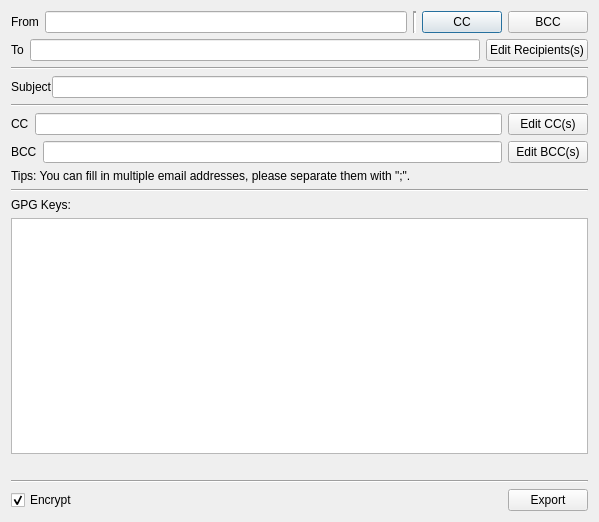
Above: src/m_email/EMailMetaDataDialog.ui from saturneric/GpgFrontend-Modules before the change. Below: the same form after it.
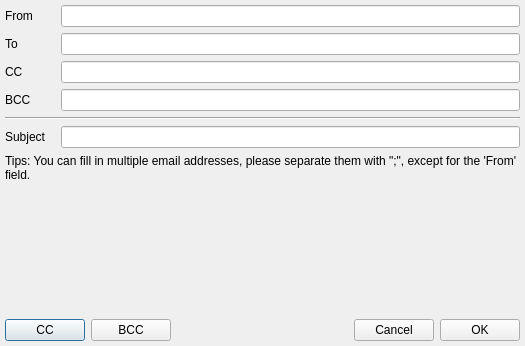
That is the form after the change.

Commit message: feat: support email encryption

```diff
--- a/src/m_email/EMailMetaDataDialog.ui
+++ b/src/m_email/EMailMetaDataDialog.ui
@@ -6,8 +6,8 @@
    <rect>
     <x>0</x>
     <y>0</y>
-    <width>599</width>
-    <height>522</height>
+    <width>525</width>
+    <height>346</height>
    </rect>
   </property>
   <property name="cursor">
@@ -26,28 +26,30 @@
    <bool>false</bool>
   </property>
   <layout class="QGridLayout" name="gridLayout">
-   <item row="0" column="0">
+   <property name="leftMargin">
+    <number>5</number>
+   </property>
+   <property name="topMargin">
+    <number>5</number>
+   </property>
+   <property name="rightMargin">
+    <number>5</number>
+   </property>
+   <property name="bottomMargin">
+    <number>5</number>
+   </property>
+   <item row="1" column="0">
     <layout class="QVBoxLayout" name="verticalLayout">
      <item>
-      <widget class="QWidget" name="horizontalWidget" native="true">
-       <layout class="QHBoxLayout" name="horizontalLayout">
-        <property name="spacing">
-         <number>6</number>
-        </property>
-        <property name="leftMargin">
-         <number>0</number>
-        </property>
-        <property name="topMargin">
-         <number>0</number>
-        </property>
-        <property name="rightMargin">
-         <number>0</number>
-        </property>
-        <property name="bottomMargin">
-         <number>0</number>
-        </property>
+      <layout class="QHBoxLayout" name="horizontalLayout_8">
         <item>
          <widget class="QLabel" name="senderLabel">
+         <property name="minimumSize">
+          <size>
+           <width>50</width>
+           <height>0</height>
+          </size>
+         </property>
           <property name="text">
            <string>From</string>
           </property>
@@ -59,65 +61,18 @@
         <item>
          <widget class="QLineEdit" name="fromEdit"/>
         </item>
-        <item>
-         <widget class="Line" name="line">
-          <property name="toolTipDuration">
-           <number>0</number>
-          </property>
-          <property name="autoFillBackground">
-           <bool>false</bool>
-          </property>
-          <property name="lineWidth">
-           <number>2</number>
-          </property>
-          <property name="orientation">
-           <enum>Qt::Orientation::Vertical</enum>
-          </property>
-         </widget>
-        </item>
-        <item>
-         <widget class="QPushButton" name="ccButton">
-          <property name="text">
-           <string>CC</string>
-          </property>
-          <property name="checkable">
-           <bool>true</bool>
-          </property>
-         </widget>
-        </item>
-        <item>
-         <widget class="QPushButton" name="bccButton">
-          <property name="text">
-           <string>BCC</string>
-          </property>
-          <property name="checkable">
-           <bool>true</bool>
-          </property>
-         </widget>
-        </item>
-       </layout>
-      </widget>
+      </layout>
      </item>
      <item>
-      <widget class="QWidget" name="horizontalWidget_4" native="true">
-       <layout class="QHBoxLayout" name="horizontalLayout_4">
-        <property name="spacing">
-         <number>6</number>
-        </property>
-        <property name="leftMargin">
-         <number>0</number>
-        </property>
-        <property name="topMargin">
-         <number>0</number>
-        </property>
-        <property name="rightMargin">
-         <number>0</number>
-        </property>
-        <property name="bottomMargin">
-         <number>0</number>
-        </property>
+      <layout class="QHBoxLayout" name="horizontalLayout_2">
         <item>
          <widget class="QLabel" name="recipientLabel">
+         <property name="minimumSize">
+          <size>
+           <width>50</width>
+           <height>0</height>
+          </size>
+         </property>
           <property name="text">
            <string>To</string>
           </property>
@@ -129,84 +84,18 @@
         <item>
          <widget class="QLineEdit" name="toEdit"/>
         </item>
-        <item>
-         <widget class="QPushButton" name="recipientsEditButton">
-          <property name="text">
-           <string>Edit Recipients(s)</string>
-          </property>
-         </widget>
-        </item>
-       </layout>
-      </widget>
+      </layout>
      </item>
      <item>
-      <widget class="Line" name="line_2">
-       <property name="orientation">
-        <enum>Qt::Orientation::Horizontal</enum>
-       </property>
-      </widget>
-     </item>
-     <item>
-      <widget class="QWidget" name="horizontalWidget_5" native="true">
-       <layout class="QHBoxLayout" name="horizontalLayout_6">
-        <property name="spacing">
-         <number>0</number>
-        </property>
-        <property name="leftMargin">
-         <number>0</number>
-        </property>
-        <property name="topMargin">
-         <number>0</number>
-        </property>
-        <property name="rightMargin">
-         <number>0</number>
-        </property>
-        <property name="bottomMargin">
-         <number>0</number>
-        </property>
-        <item>
-         <widget class="QLabel" name="subjectLabel">
-          <property name="text">
-           <string>Subject</string>
-          </property>
-          <property name="margin">
-           <number>5</number>
-          </property>
-         </widget>
-        </item>
-        <item>
-         <widget class="QLineEdit" name="subjectEdit"/>
-        </item>
-       </layout>
-      </widget>
-     </item>
-     <item>
-      <widget class="Line" name="line_4">
-       <property name="orientation">
-        <enum>Qt::Orientation::Horizontal</enum>
-       </property>
-      </widget>
-     </item>
-     <item>
-      <widget class="QWidget" name="ccInputWidget" native="true">
-       <layout class="QHBoxLayout" name="horizontalLayout_2">
-        <property name="spacing">
-         <number>6</number>
-        </property>
-        <property name="leftMargin">
-         <number>0</number>
-        </property>
-        <property name="topMargin">
-         <number>0</number>
-        </property>
-        <property name="rightMargin">
-         <number>0</number>
-        </property>
-        <property name="bottomMargin">
-         <number>0</number>
-        </property>
+      <layout class="QHBoxLayout" name="horizontalLayout_3">
         <item>
          <widget class="QLabel" name="ccLabel">
+         <property name="minimumSize">
+          <size>
+           <width>50</width>
+           <height>0</height>
+          </size>
+         </property>
           <property name="text">
            <string>CC</string>
           </property>
@@ -218,36 +107,18 @@
         <item>
          <widget class="QLineEdit" name="ccEdit"/>
         </item>
-        <item>
-         <widget class="QPushButton" name="ccEditButton">
-          <property name="text">
-           <string>Edit CC(s)</string>
-          </property>
-         </widget>
-        </item>
-       </layout>
-      </widget>
+      </layout>
      </item>
      <item>
-      <widget class="QWidget" name="bccInputWidget" native="true">
-       <layout class="QHBoxLayout" name="horizontalLayout_3">
-        <property name="spacing">
-         <number>6</number>
-        </property>
-        <property name="leftMargin">
-         <number>0</number>
-        </property>
-        <property name="topMargin">
-         <number>0</number>
-        </property>
-        <property name="rightMargin">
-         <number>0</number>
-        </property>
-        <property name="bottomMargin">
-         <number>0</number>
-        </property>
+      <layout class="QHBoxLayout" name="horizontalLayout_5">
         <item>
          <widget class="QLabel" name="bccLabel">
+         <property name="minimumSize">
+          <size>
+           <width>50</width>
+           <height>0</height>
+          </size>
+         </property>
           <property name="text">
            <string>BCC</string>
           </property>
@@ -259,22 +130,7 @@
         <item>
          <widget class="QLineEdit" name="bccEdit"/>
         </item>
-        <item>
-         <widget class="QPushButton" name="bccEditButton">
-          <property name="text">
-           <string>Edit BCC(s)</string>
-          </property>
-         </widget>
-        </item>
-       </layout>
-      </widget>
-     </item>
-     <item>
-      <widget class="QLabel" name="tipsLabel">
-       <property name="text">
-        <string>Tips: You can fill in multiple email addresses, please separate them with &quot;;&quot;.</string>
-       </property>
-      </widget>
+      </layout>
      </item>
      <item>
       <widget class="Line" name="line_3">
@@ -284,37 +140,57 @@
       </widget>
      </item>
      <item>
-      <layout class="QHBoxLayout" name="horizontalLayout_5"/>
-     </item>
+      <layout class="QHBoxLayout" name="horizontalLayout">
      <item>
-      <layout class="QHBoxLayout" name="horizontalLayout_10">
-       <item alignment="Qt::AlignmentFlag::AlignLeft|Qt::AlignmentFlag::AlignVCenter">
-        <widget class="QLabel" name="keysLabel">
+        <widget class="QLabel" name="subjectLabel">
+         <property name="minimumSize">
+          <size>
+           <width>50</width>
+           <height>0</height>
+          </size>
+         </property>
          <property name="text">
-          <string>GPG Keys:</string>
+          <string>Subject</string>
          </property>
+         <property name="margin">
+          <number>5</number>
+         </property>
         </widget>
        </item>
        <item>
-        <widget class="QLabel" name="recipientsKeyValueLabel">
-         <property name="sizePolicy">
-          <sizepolicy hsizetype="Expanding" vsizetype="Preferred">
-           <horstretch>0</horstretch>
-           <verstretch>0</verstretch>
-          </sizepolicy>
+        <widget class="QLineEdit" name="subjectEdit">
+         <property name="minimumSize">
+          <size>
+           <width>0</width>
+           <height>0</height>
+          </size>
          </property>
+        </widget>
+       </item>
+      </layout>
+     </item>
+     <item>
+      <widget class="QLabel" name="tipsLabel">
          <property name="text">
-          <string/>
+        <string>Tips: You can fill in multiple email addresses, please separate them with &quot;;&quot;, except for the 'From' field.</string>
          </property>
          <property name="wordWrap">
           <bool>true</bool>
          </property>
         </widget>
        </item>
-      </layout>
-     </item>
      <item>
-      <widget class="QListWidget" name="keyListWidget"/>
+      <spacer name="verticalSpacer">
+       <property name="orientation">
+        <enum>Qt::Orientation::Vertical</enum>
+       </property>
+       <property name="sizeHint" stdset="0">
+        <size>
+         <width>20</width>
+         <height>40</height>
+        </size>
+       </property>
+      </spacer>
      </item>
      <item>
       <widget class="QLabel" name="errorLabel">
@@ -323,22 +199,19 @@
        </property>
       </widget>
      </item>
-     <item>
-      <widget class="Line" name="line_5">
-       <property name="orientation">
-        <enum>Qt::Orientation::Horizontal</enum>
-       </property>
-      </widget>
-     </item>
      <item>
       <layout class="QHBoxLayout" name="horizontalLayout_7">
        <item>
-        <widget class="QCheckBox" name="encryptCheckBox">
+        <widget class="QPushButton" name="ccButton">
          <property name="text">
-          <string>Encrypt</string>
+          <string>CC</string>
          </property>
-         <property name="checked">
-          <bool>true</bool>
+        </widget>
+       </item>
+       <item>
+        <widget class="QPushButton" name="bccButton">
+         <property name="text">
+          <string>BCC</string>
          </property>
         </widget>
        </item>
@@ -355,10 +228,17 @@
          </property>
         </spacer>
        </item>
+       <item>
+        <widget class="QPushButton" name="cancelButton">
+         <property name="text">
+          <string>Cancel</string>
+         </property>
+        </widget>
+       </item>
        <item alignment="Qt::AlignmentFlag::AlignRight">
         <widget class="QPushButton" name="exportMailButton">
          <property name="text">
-          <string>Export</string>
+          <string>OK</string>
          </property>
         </widget>
        </item>
```
Left out of the diff: 2 changed lines with no effect on the pictures. Lines whose indentation alone changed are shown as unchanged. The commit also changes 3 other files.
